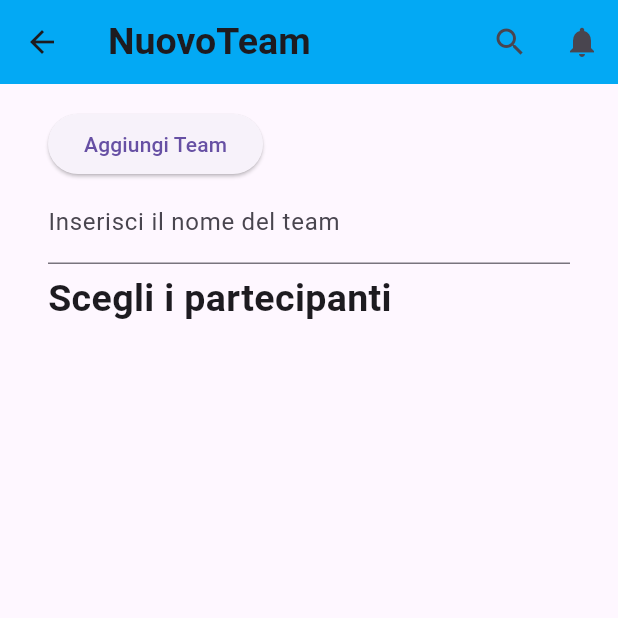
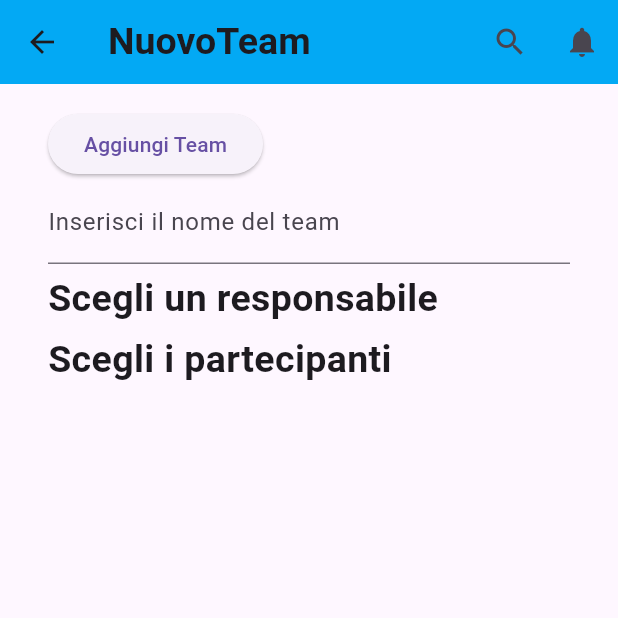
Before and after one commit to apiantonio/OneTask, a Flutter app: the NewTeam screen opened directly, on a phone screen of 412 x 824 dp, the top half of it. Run offline on Flutter 3.47's test engine with Material 3 defaults, Android fonts, the phone set to English and light mode, and no system bars; our stand-ins replace sqflite; accounts and stored records are empty.

```diff
--- a/lib/screens/new_team.dart
+++ b/lib/screens/new_team.dart
@@ -76,6 +76,19 @@ class NewTeamFormState extends State<NewTeamForm> {
               ),
 
               const Text(
+                'Scegli un responsabile',
+                softWrap: true,   //se non c'è abbastanza spazio manda a capo
+                style: TextStyle(
+                  fontSize: 25,
+                  fontWeight: FontWeight.bold,
+                ),
+              ),
+
+              const SizedBox(
+                height: 5,
+              ),
+
+              const Text(
                 'Scegli i partecipanti',
                 softWrap: true,   //se non c'è abbastanza spazio manda a capo
                 style: TextStyle(
```
Also changed, not shown: lib/widgets/user_item.dart (+17 -3 lines).
